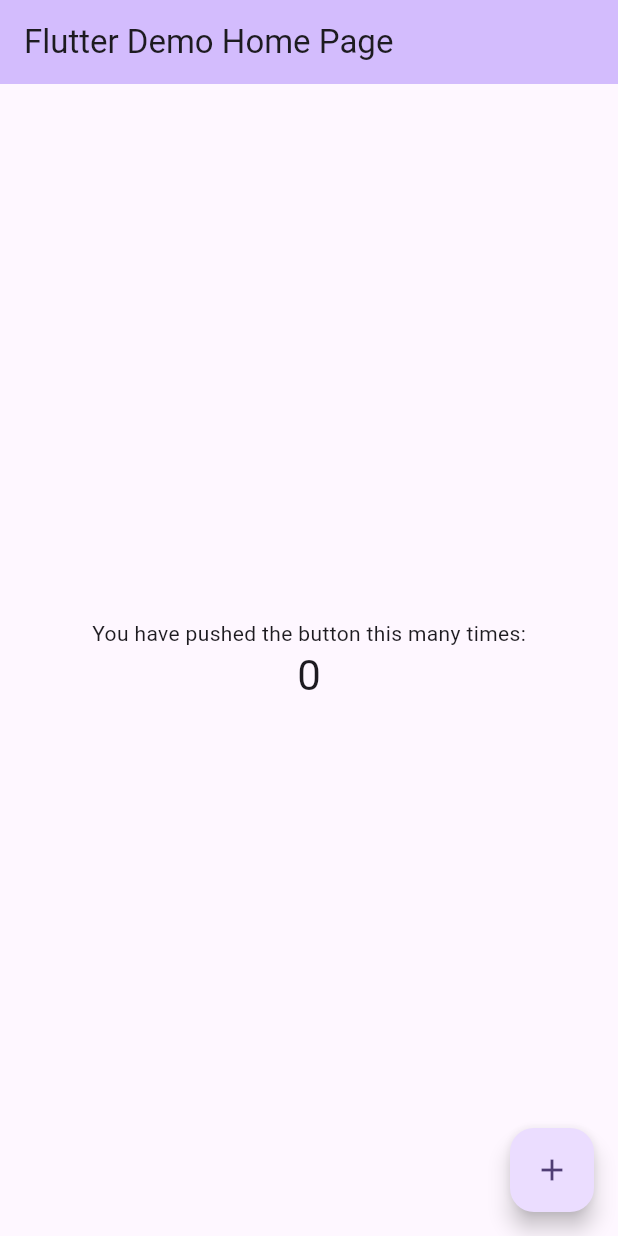
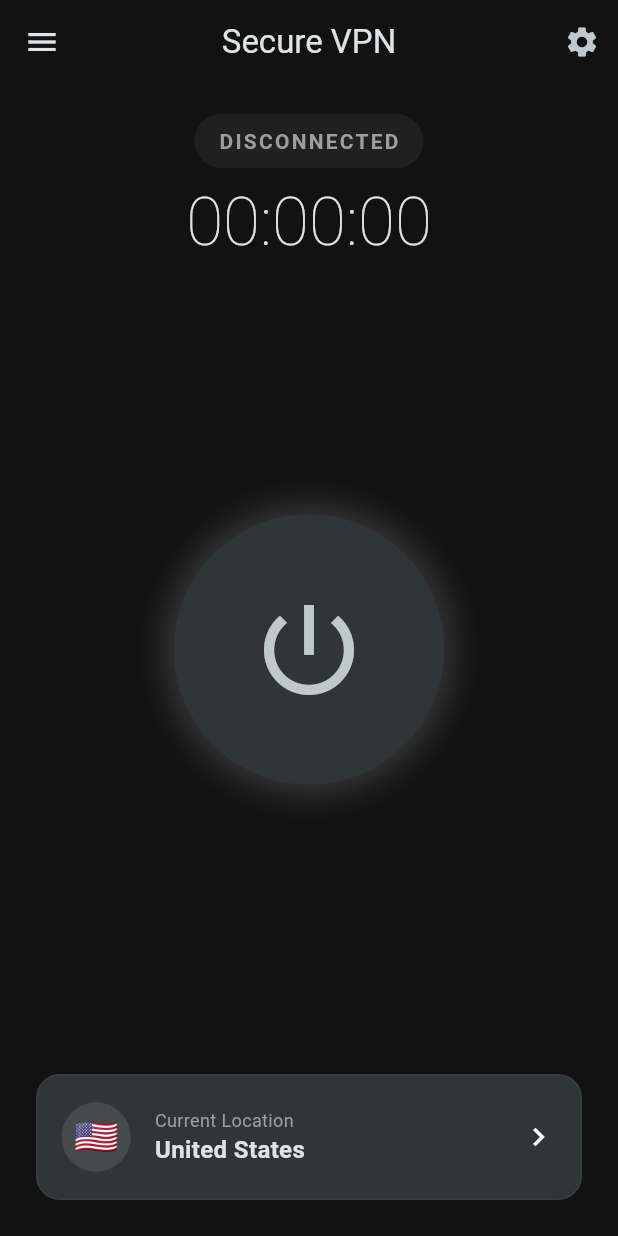
Before and after one commit to could-ai/019afab6-8783-7042-b14c-4ec9ee2df419, a Flutter app: the screen it shows after launch, on a phone screen of 412 x 824 dp. Run offline on Flutter 3.47's test engine with Material 3 defaults, Android fonts, the phone set to English and light mode, and no system bars.

Commit message:
Created ServerModel class to represent VPN server data.; Created ServerListScreen to display available VPN servers with ping indicators.; Created SettingsScreen with toggles for VPN configuration.; Created HomeScreen with animated connect button, timer, and server selection widget.; Updated main.dart to use dark theme and route to HomeScreen.

```diff
--- a/usr/lib/main.dart
+++ b/usr/lib/main.dart
@@ -1,4 +1,5 @@
 import 'package:flutter/material.dart';
+import 'screens/home_screen.dart';
 
 void main() {
   runApp(const MyApp());
@@ -7,117 +8,27 @@ void main() {
 class MyApp extends StatelessWidget {
   const MyApp({super.key});
 
-  // This widget is the root of your application.
   @override
   Widget build(BuildContext context) {
     return MaterialApp(
-      title: 'Flutter Demo',
+      title: 'Secure VPN',
       debugShowCheckedModeBanner: false,
       theme: ThemeData(
-        // This is the theme of your application.
-        //
-        // TRY THIS: Try running your application with "flutter run". You'll see
-        // the application has a purple toolbar. Then, without quitting the app,
-        // try changing the seedColor in the colorScheme below to Colors.green
-        // and then invoke "hot reload" (save your changes or press the "hot
-        // reload" button in a Flutter-supported IDE, or press "r" if you used
-        // the command line to start the app).
-        //
-        // Notice that the counter didn't reset back to zero; the application
-        // state is not lost during the reload. To reset the state, use hot
-        // restart instead.
-        //
-        // This works for code too, not just values: Most code changes can be
-        // tested with just a hot reload.
-        colorScheme: ColorScheme.fromSeed(seedColor: Colors.deepPurple),
+        useMaterial3: true,
+        colorScheme: ColorScheme.fromSeed(
+          seedColor: Colors.cyan,
+          brightness: Brightness.dark, // Dark theme is standard for VPN apps
+        ),
+        scaffoldBackgroundColor: const Color(0xFF121212),
+        appBarTheme: const AppBarTheme(
+          backgroundColor: Colors.transparent,
+          elevation: 0,
+        ),
       ),
       initialRoute: '/',
       routes: {
-        '/': (context) => const MyHomePage(title: 'Flutter Demo Home Page'),
+        '/': (context) => const HomeScreen(),
       },
     );
   }
 }
-
-class MyHomePage extends StatefulWidget {
-  const MyHomePage({super.key, required this.title});
-
-  // This widget is the home page of your application. It is stateful, meaning
-  // that it has a State object (defined below) that contains fields that affect
-  // how it looks.
-
-  // This class is the configuration for the state. It holds the values (in this
-  // case the title) provided by the parent (in this case the App widget) and
-  // used by the build method of the State. Fields in a Widget subclass are
-  // always marked "final".
-
-  final String title;
-
-  @override
-  State<MyHomePage> createState() => _MyHomePageState();
-}
-
-class _MyHomePageState extends State<MyHomePage> {
-  int _counter = 0;
-
-  void _incrementCounter() {
-    setState(() {
-      // This call to setState tells the Flutter framework that something has
-      // changed in this State, which causes it to rerun the build method below
-      // so that the display can reflect the updated values. If we changed
-      // _counter without calling setState(), then the build method would not be
-      // called again, and so nothing would appear to happen.
-      _counter++;
-    });
-  }
-
-  @override
-  Widget build(BuildContext context) {
-    // This method is rerun every time setState is called, for instance as done
-    // by the _incrementCounter method above.
-    //
-    // The Flutter framework has been optimized to make rerunning build methods
-    // fast, so that you can just rebuild anything that needs updating rather
-    // than having to individually change instances of widgets.
-    return Scaffold(
-      appBar: AppBar(
-        // TRY THIS: Try changing the color here to a specific color (to
-        // Colors.amber, perhaps?) and trigger a hot reload to see the AppBar
-        // change color while the other colors stay the same.
-        backgroundColor: Theme.of(context).colorScheme.inversePrimary,
-        // Here we take the value from the MyHomePage object that was created by
-        // the App.build method, and use it to set our appbar title.
-        title: Text(widget.title),
-      ),
-      body: Center(
-        // Center is a layout widget. It takes a single child and positions it
-        // in the middle of the parent.
-        child: Column(
-          // Column is also a layout widget. It takes a list of children and
-          // arranges them vertically. By default, it sizes itself to fit its
-          // children horizontally, and tries to be as tall as its parent.
-          //
-          // Column has various properties to control how it sizes itself and
-          // how it positions its children. Here we use mainAxisAlignment to
-          // center the children vertically; the main axis here is the vertical
-          // axis because Columns are vertical (the cross axis would be
-          // horizontal).
-          //
-          // TRY THIS: Invoke "debug painting" (choose the "Toggle Debug Paint"
-          // action in the IDE, or press "p" in the console), to see the
-          // wireframe for each widget.
-          mainAxisAlignment: MainAxisAlignment.center,
-          children: <Widget>[
-            const Text('You have pushed the button this many times:'),
-            Text('$_counter', style: Theme.of(context).textTheme.headlineMedium),
-          ],
-        ),
-      ),
-      floatingActionButton: FloatingActionButton(
-        onPressed: _incrementCounter,
-        tooltip: 'Increment',
-        child: const Icon(Icons.add),
-      ), // This trailing comma makes auto-formatting nicer for build methods.
-    );
-  }
-}
--- /dev/null
+++ b/usr/lib/models/server_model.dart
@@ -0,0 +1,13 @@
+class ServerModel {
+  final String name;
+  final String flag;
+  final String ip;
+  final int ping;
+
+  const ServerModel({
+    required this.name,
+    required this.flag,
+    required this.ip,
+    required this.ping,
+  });
+}
--- /dev/null
+++ b/usr/lib/screens/home_screen.dart
@@ -0,0 +1,306 @@
+import 'dart:async';
+import 'package:flutter/material.dart';
+import '../models/server_model.dart';
+import 'server_list_screen.dart';
+import 'settings_screen.dart';
+
+class HomeScreen extends StatefulWidget {
+  const HomeScreen({super.key});
+
+  @override
+  State<HomeScreen> createState() => _HomeScreenState();
+}
+
+class _HomeScreenState extends State<HomeScreen> with SingleTickerProviderStateMixin {
+  bool _isConnected = false;
+  bool _isConnecting = false;
+  ServerModel _selectedServer = const ServerModel(
+    name: "United States",
+    flag: "🇺🇸",
+    ip: "104.23.12.1",
+    ping: 45,
+  );
+
+  Timer? _timer;
+  int _secondsConnected = 0;
+  late AnimationController _pulseController;
+  late Animation<double> _pulseAnimation;
+
+  @override
+  void initState() {
+    super.initState();
+    _pulseController = AnimationController(
+      vsync: this,
+      duration: const Duration(seconds: 2),
+    );
+    _pulseAnimation = Tween<double>(begin: 1.0, end: 1.2).animate(
+      CurvedAnimation(parent: _pulseController, curve: Curves.easeInOut),
+    );
+  }
+
+  @override
+  void dispose() {
+    _timer?.cancel();
+    _pulseController.dispose();
+    super.dispose();
+  }
+
+  void _toggleConnection() {
+    if (_isConnecting) return;
+
+    if (_isConnected) {
+      // Disconnect
+      setState(() {
+        _isConnected = false;
+        _secondsConnected = 0;
+        _timer?.cancel();
+        _pulseController.stop();
+        _pulseController.reset();
+      });
+    } else {
+      // Connect
+      setState(() {
+        _isConnecting = true;
+        _pulseController.repeat(reverse: true);
+      });
+
+      // Simulate connection delay
+      Future.delayed(const Duration(seconds: 2), () {
+        if (mounted) {
+          setState(() {
+            _isConnecting = false;
+            _isConnected = true;
+            _startTimer();
+            _pulseController.stop();
+            _pulseController.reset();
+          });
+        }
+      });
+    }
+  }
+
+  void _startTimer() {
+    _timer = Timer.periodic(const Duration(seconds: 1), (timer) {
+      setState(() {
+        _secondsConnected++;
+      });
+    });
+  }
+
+  String _formatDuration(int seconds) {
+    final int h = seconds ~/ 3600;
+    final int m = (seconds % 3600) ~/ 60;
+    final int s = seconds % 60;
+    return '${h.toString().padLeft(2, '0')}:${m.toString().padLeft(2, '0')}:${s.toString().padLeft(2, '0')}';
+  }
+
+  Future<void> _selectServer() async {
+    final result = await Navigator.push(
+      context,
+      MaterialPageRoute(builder: (context) => const ServerListScreen()),
+    );
+
+    if (result != null && result is ServerModel) {
+      setState(() {
+        _selectedServer = result;
+        // If we were connected, simulate a reconnect
+        if (_isConnected) {
+          _isConnected = false;
+          _toggleConnection();
+        }
+      });
+    }
+  }
+
+  @override
+  Widget build(BuildContext context) {
+    final colorScheme = Theme.of(context).colorScheme;
+
+    return Scaffold(
+      appBar: AppBar(
+        title: const Text("Secure VPN"),
+        centerTitle: true,
+        leading: IconButton(
+          icon: const Icon(Icons.menu),
+          onPressed: () {}, // Drawer could go here
+        ),
+        actions: [
+          IconButton(
+            icon: const Icon(Icons.settings),
+            onPressed: () {
+              Navigator.push(
+                context,
+                MaterialPageRoute(builder: (context) => const SettingsScreen()),
+              );
+            },
+          ),
+        ],
+      ),
+      body: Column(
+        children: [
+          const SizedBox(height: 20),
+
+          // Status Indicator
+          Container(
+            padding: const EdgeInsets.symmetric(horizontal: 16, vertical: 8),
+            decoration: BoxDecoration(
+              color: _isConnected
+                  ? Colors.green.withOpacity(0.1)
+                  : (_isConnecting ? Colors.orange.withOpacity(0.1) : Colors.grey.withOpacity(0.1)),
+              borderRadius: BorderRadius.circular(20),
+            ),
+            child: Text(
+              _isConnected
+                  ? "CONNECTED"
+                  : (_isConnecting ? "CONNECTING..." : "DISCONNECTED"),
+              style: TextStyle(
+                color: _isConnected
+                    ? Colors.green
+                    : (_isConnecting ? Colors.orange : Colors.grey),
+                fontWeight: FontWeight.bold,
+                letterSpacing: 1.5,
+              ),
+            ),
+          ),
+
+          const SizedBox(height: 10),
+
+          // Timer
+          Text(
+            _formatDuration(_secondsConnected),
+            style: Theme.of(context).textTheme.displayMedium?.copyWith(
+              fontWeight: FontWeight.w200,
+              fontFeatures: [const FontFeature.tabularFigures()],
+            ),
+          ),
+
+          const Spacer(),
+
+          // Main Connect Button
+          Center(
+            child: GestureDetector(
+              onTap: _toggleConnection,
+              child: AnimatedBuilder(
+                animation: _pulseAnimation,
+                builder: (context, child) {
+                  return Container(
+                    width: 180 * (_isConnecting ? _pulseAnimation.value : 1.0),
+                    height: 180 * (_isConnecting ? _pulseAnimation.value : 1.0),
+                    decoration: BoxDecoration(
+                      shape: BoxShape.circle,
+                      color: _isConnected
+                          ? colorScheme.primary
+                          : (_isConnecting ? Colors.orange : colorScheme.surfaceContainerHighest),
+                      boxShadow: [
+                        BoxShadow(
+                          color: (_isConnected ? colorScheme.primary : Colors.grey).withOpacity(0.3),
+                          blurRadius: 20,
+                          spreadRadius: 5,
+                        ),
+                      ],
+                    ),
+                    child: Center(
+                      child: Icon(
+                        Icons.power_settings_new,
+                        size: 80,
+                        color: _isConnected || _isConnecting
+                            ? Colors.white
+                            : colorScheme.onSurfaceVariant,
+                      ),
+                    ),
+                  );
+                },
+              ),
+            ),
+          ),
+
+          const Spacer(),
+
+          // Server Selection Card
+          GestureDetector(
+            onTap: _selectServer,
+            child: Container(
+              margin: const EdgeInsets.all(24),
+              padding: const EdgeInsets.all(16),
+              decoration: BoxDecoration(
+                color: colorScheme.surfaceContainerHighest,
+                borderRadius: BorderRadius.circular(16),
+                border: Border.all(
+                  color: colorScheme.outline.withOpacity(0.1),
+                ),
+              ),
+              child: Row(
+                children: [
+                  Container(
+                    padding: const EdgeInsets.all(8),
+                    decoration: const BoxDecoration(
+                      color: Colors.white10,
+                      shape: BoxShape.circle,
+                    ),
+                    child: Text(
+                      _selectedServer.flag,
+                      style: const TextStyle(fontSize: 24),
+                    ),
+                  ),
+                  const SizedBox(width: 16),
+                  Expanded(
+                    child: Column(
+                      crossAxisAlignment: CrossAxisAlignment.start,
+                      children: [
+                        const Text(
+                          "Current Location",
+                          style: TextStyle(fontSize: 12, color: Colors.grey),
+                        ),
+                        Text(
+                          _selectedServer.name,
+                          style: const TextStyle(
+                            fontSize: 16,
+                            fontWeight: FontWeight.bold,
+                          ),
+                        ),
+                      ],
+                    ),
+                  ),
+                  const Icon(Icons.chevron_right),
+                ],
+              ),
+            ),
+          ),
+
+          // Stats Row
+          if (_isConnected)
+            Padding(
+              padding: const EdgeInsets.only(bottom: 30, left: 24, right: 24),
+              child: Row(
+                mainAxisAlignment: MainAxisAlignment.spaceAround,
+                children: [
+                  _buildStatItem(Icons.arrow_downward, "Download", "45.2 MB/s"),
+                  Container(width: 1, height: 40, color: Colors.grey.withOpacity(0.3)),
+                  _buildStatItem(Icons.arrow_upward, "Upload", "12.8 MB/s"),
+                ],
+              ),
+            ),
+        ],
+      ),
+    );
+  }
+
+  Widget _buildStatItem(IconData icon, String label, String value) {
+    return Column(
+      children: [
+        Row(
+          children: [
+            Icon(icon, size: 16, color: Colors.grey),
+            const SizedBox(width: 4),
+            Text(label, style: const TextStyle(color: Colors.grey, fontSize: 12)),
+          ],
+        ),
+        const SizedBox(height: 4),
+        Text(
+          value,
+          style: const TextStyle(fontWeight: FontWeight.bold, fontSize: 16),
+        ),
+      ],
+    );
+  }
+}
```
Also changed, not shown: usr/lib/screens/server_list_screen.dart (added, +77 -0 lines), usr/lib/screens/settings_screen.dart (added, +93 -0 lines).
